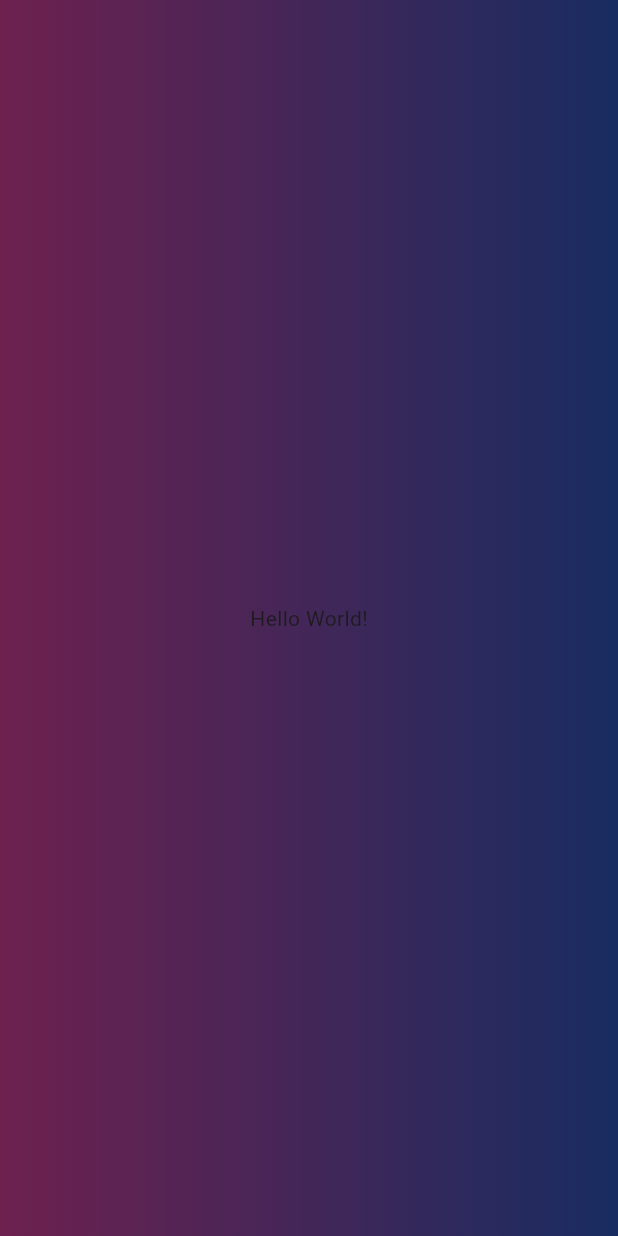
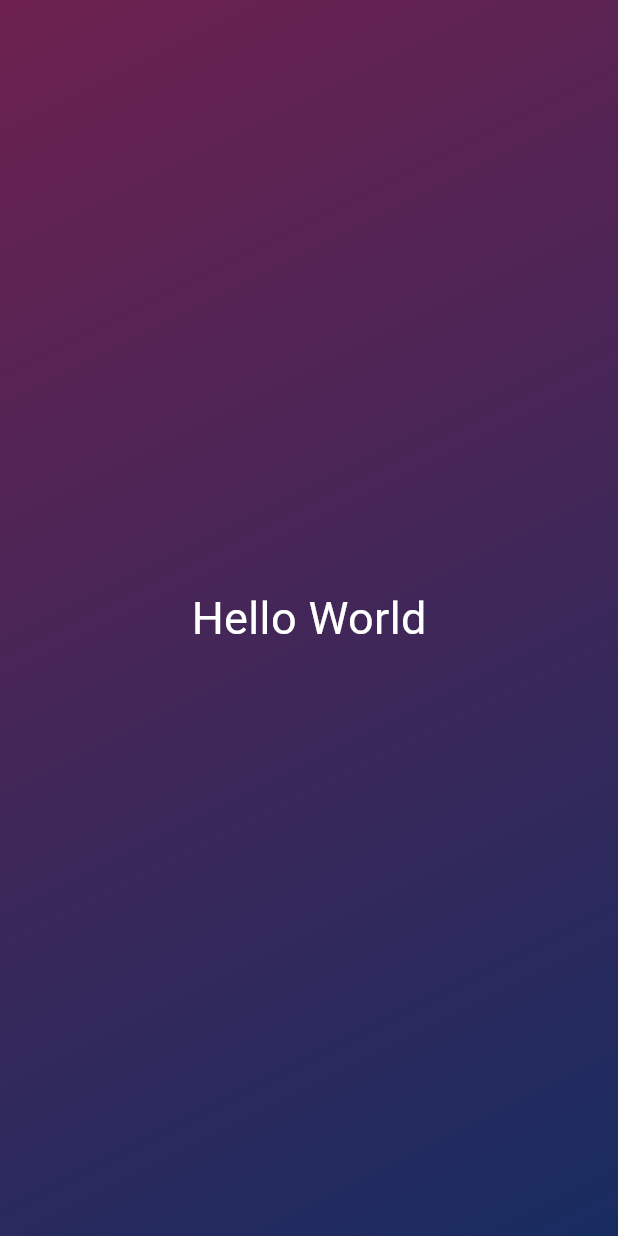
Before and after one commit to amadejsky/Mobile, a Flutter app: the screen it shows after launch, on a phone screen of 412 x 824 dp. Run offline on Flutter 3.47's test engine with Material 3 defaults, Android fonts, the phone set to English and light mode, and no system bars.

```diff
--- /dev/null
+++ b/flutter_dart/first_app/lib/gradient_function.dart
@@ -0,0 +1,33 @@
+import 'package:flutter/material.dart';
+
+class GradientFunction extends StatelessWidget {
+   const GradientFunction({super.key});
+  @override
+  Widget build(context){
+    final stopwatch = Stopwatch()..start();
+    Widget gradientWidget = Container(
+          decoration: const BoxDecoration(
+            gradient: LinearGradient(
+              colors: [
+                Color.fromARGB(255, 109, 33, 79),
+                Color.fromARGB(255, 24, 44, 97),
+              ],
+              begin: Alignment.topLeft,
+              end: Alignment.bottomRight,
+            ),
+          ),
+          child: const Center(
+            child: Text(
+              'Hello World',
+              style: TextStyle(
+                color: Colors.white,
+                fontSize: 30,
+              ),
+            ),
+          ),
+        );
+         stopwatch.stop();
+    print('Execution time build: ${stopwatch.elapsedMilliseconds} ms');
+    return gradientWidget;
+  }
+}
--- a/flutter_dart/first_app/lib/main.dart
+++ b/flutter_dart/first_app/lib/main.dart
@@ -1,22 +1,12 @@
 import 'package:flutter/material.dart';
+import 'package:first_app/gradient_function.dart';
+
 
 void main() {
   runApp(
-    MaterialApp(
+    const MaterialApp(
       home: Scaffold(
-        body: Container(
-          decoration: const BoxDecoration(
-            gradient: LinearGradient(
-              colors: [
-                Color.fromARGB(255, 109, 33, 79),
-                Color.fromARGB(255, 24, 44, 97)
-              ],
-            ),
-          ),
-          child: const Center(
-            child: Text('Hello World!'),
-          ),
-        ),
+        body: GradientFunction(),
       ),
     ),
   );
```
